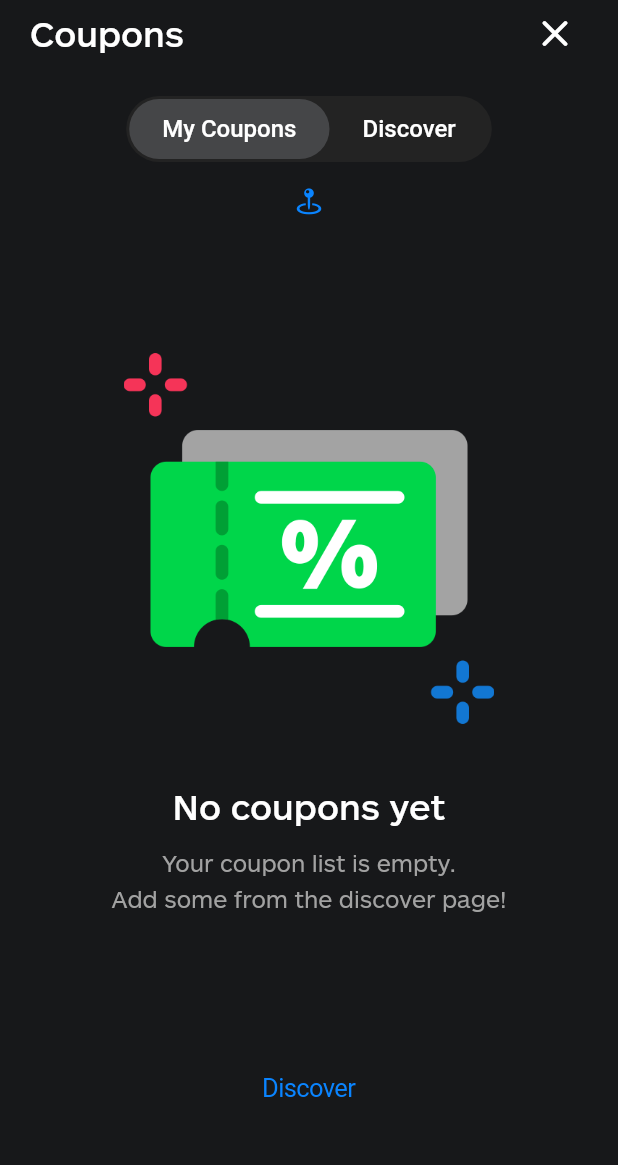
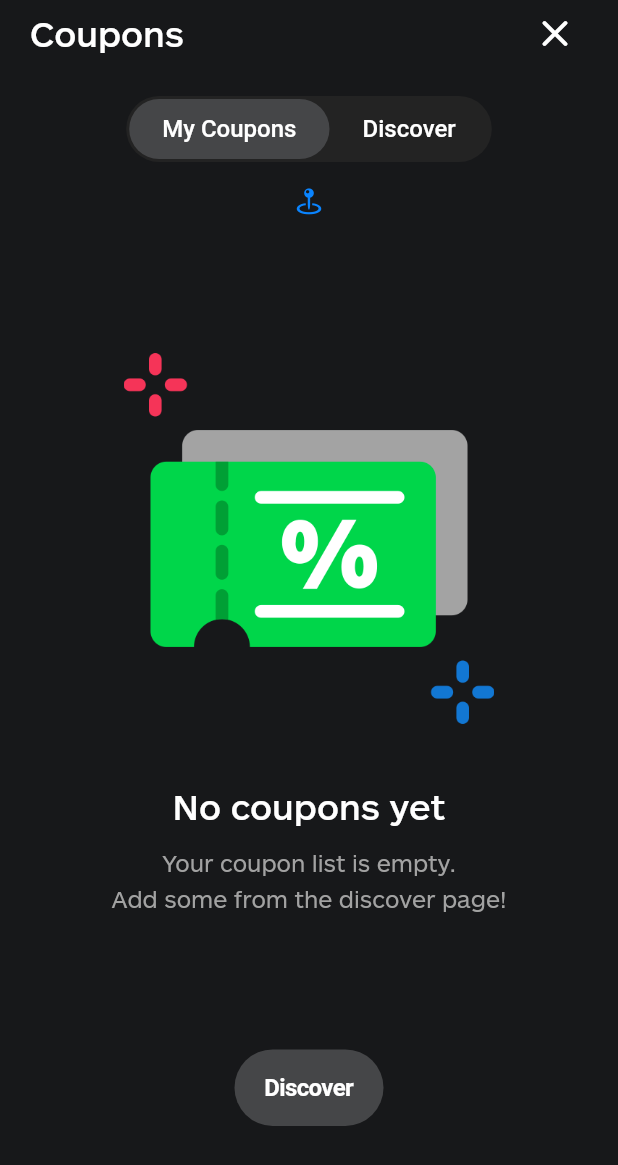
Before and after one commit to nhulston/cash_discover, a Flutter app: the CouponsPage screen opened directly, on a phone screen of 412 x 824 dp. Shown: the top 1165 px of the screen. Run offline on Flutter 3.47's test engine with Material 2 defaults, Android fonts, the phone set to English and light mode, and no system bars; drawn by our look-alikes of custom_sliding_segmented_control; our stand-ins replace google_maps_flutter.

Commit message:
Style bottom discover button

```diff
--- a/lib/components/coupon_grid.dart
+++ b/lib/components/coupon_grid.dart
@@ -1,4 +1,5 @@
 import 'package:cash_discover/components/coupon_widget.dart';
+import 'package:cash_discover/components/custom_button.dart';
 import 'package:cash_discover/pages/coupons_page.dart';
 import 'package:flutter/cupertino.dart';
 
@@ -34,9 +35,9 @@ class CouponGridState extends State<CouponGrid> {
           const SizedBox(height: 10),
           Style.p('Your coupon list is empty.\nAdd some from the discover page!'),
           const SizedBox(height: 90),
-          CupertinoButton(
-            onPressed: widget.setToDiscover,
-            child: const Text('Discover'),
+          CustomButton(
+            text: 'Discover',
+            callback: widget.setToDiscover
           ),
         ],
       );
--- /dev/null
+++ b/lib/components/custom_button.dart
@@ -0,0 +1,26 @@
+import 'package:cash_discover/style/style.dart';
+import 'package:flutter/cupertino.dart';
+
+class CustomButton extends StatelessWidget {
+  const CustomButton({Key? key, required this.text, required this.callback}) : super(key: key);
+
+  final String text;
+  final VoidCallback callback;
+
+  @override
+  Widget build(BuildContext context) {
+    return CupertinoButton(
+      color: Style.gray,
+      borderRadius: BorderRadius.circular(100),
+      onPressed: callback,
+      child: Text(
+        text,
+        style: const TextStyle(
+          color: Style.primary,
+          fontWeight: FontWeight.bold,
+          fontSize: 16,
+        ),
+      ),
+    );
+  }
+}
--- a/lib/pages/coupons_page.dart
+++ b/lib/pages/coupons_page.dart
@@ -20,6 +20,8 @@ enum Pages {
 
 class _CouponsPageState extends State<CouponsPage> {
   Pages page = Pages.myCouponsPage;
+  int? currentPage = 0;
+  CustomSegmentedController<int> controller = CustomSegmentedController();
 
   @override
   Widget build(BuildContext context) {
@@ -52,6 +54,7 @@ class _CouponsPageState extends State<CouponsPage> {
                 Material(
                   color: Colors.transparent,
                   child: CustomSlidingSegmentedControl<int>(
+                    controller: controller,
                     decoration: BoxDecoration(
                       color: Style.darkGray,
                       borderRadius: BorderRadius.circular(100),
@@ -89,6 +92,7 @@ class _CouponsPageState extends State<CouponsPage> {
                   setToDiscover: () {
                     setState(() {
                       page = Pages.discoverCouponsPage;
+                      controller.value = 1;
                     });
                   }
                 ),
```
